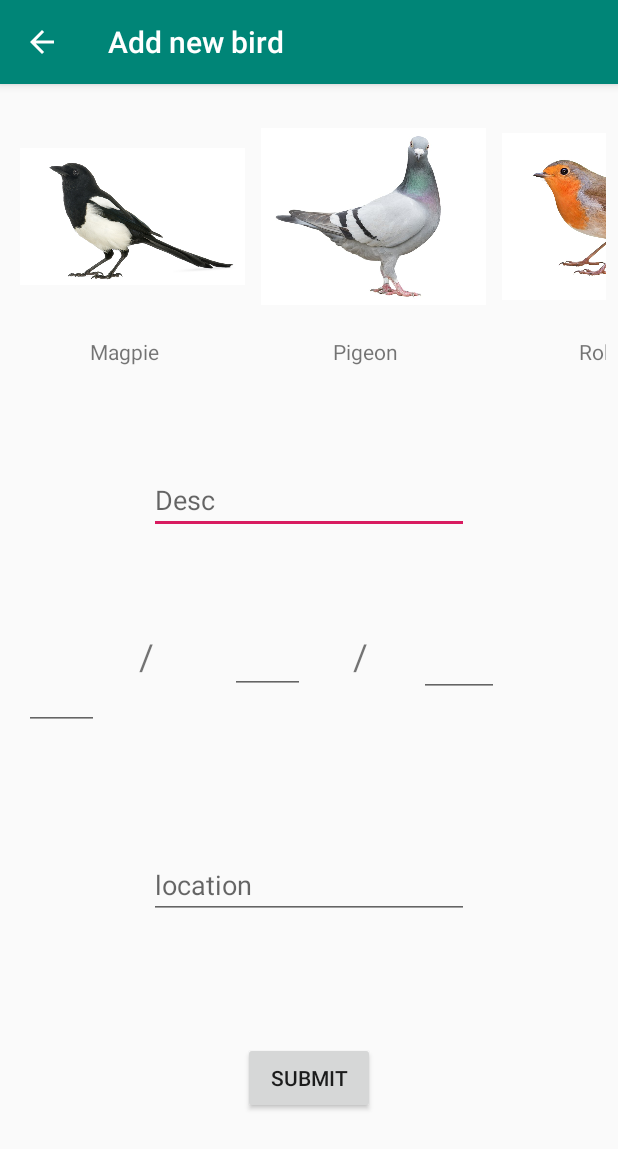
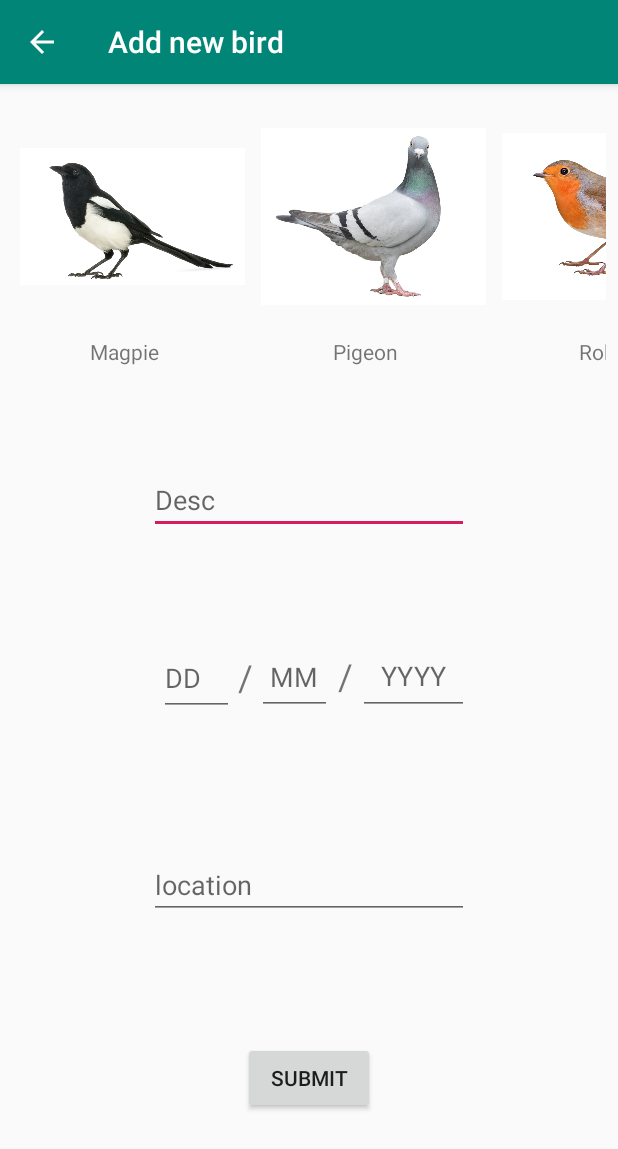
Before and after one commit to JoshW1989/Bird-Spotter-App, an Android app: the AddActivity screen opened directly, with no data from a screen before it, on a phone screen of 412 x 824 dp. Shown: the top 1149 px of the screen. Run offline under Robolectric (Android 15) with nearby library versions, the phone set to English and light mode, and no system bars; our stand-ins replace Room's generated code.

Commit message:
Signed-off-by: Josh Warner <b00359796@studentmail.uws.ac.uk>

```diff
--- a/app/src/main/java/com/example/birdspotter/AddActivity.java
+++ b/app/src/main/java/com/example/birdspotter/AddActivity.java
@@ -38,6 +38,7 @@ public class AddActivity extends AppCompatActivity {
     private EditText editTextDateY;
     public TextView selectedText;
     public  String   submitName;
+    public boolean canSubmit = false;
 
 
 
@@ -146,6 +147,8 @@ public class AddActivity extends AppCompatActivity {
                 editTextDateM.getText().toString().contentEquals("") ||
                 editTextDateY.getText().toString().contentEquals("")) {
             Toast.makeText(this, "Date cannot be blank!", Toast.LENGTH_LONG).show();
+        } else if (canSubmit == false) {
+            Toast.makeText(this, "You must select a bird!", Toast.LENGTH_LONG).show();
         } else {
 
             //used for date check
@@ -206,5 +209,9 @@ public class AddActivity extends AppCompatActivity {
 
         // Pass to the database or submission
         submitName = selectedText.getText().toString();
+
+        // flags if user has selected a bird
+        canSubmit = true;
+
     }
 }
--- a/app/src/main/res/layout/activity_add.xml
+++ b/app/src/main/res/layout/activity_add.xml
@@ -32,70 +32,79 @@
         app:layout_constraintTop_toBottomOf="@+id/edit_text_desc" />
 
     <EditText
-        android:id="@+id/edit_text_DateD"
-        android:layout_width="50dp"
-        android:layout_height="50dp"
-        android:layout_marginStart="16dp"
-        android:layout_marginBottom="152dp"
+        android:id="@+id/edit_text_DateY"
+        android:layout_width="74dp"
+        android:layout_height="52dp"
         android:ems="10"
         android:inputType="numberDecimal"
+        android:hint="YYYY"
+        android:maxLength="4"
+        android:textAlignment="center"
         app:layout_constraintBottom_toBottomOf="parent"
+        app:layout_constraintEnd_toEndOf="parent"
+        app:layout_constraintHorizontal_bias="0.706"
         app:layout_constraintStart_toStartOf="parent"
         app:layout_constraintTop_toTopOf="parent"
-        app:layout_constraintVertical_bias="0.672" />
+        app:layout_constraintVertical_bias="0.515" />
+
+    <TextView
+        android:id="@+id/textView3"
+        android:layout_width="15dp"
+        android:layout_height="31dp"
+        android:text="/"
+        android:textAlignment="center"
+        android:textSize="24sp"
+        app:layout_constraintBottom_toBottomOf="parent"
+        app:layout_constraintEnd_toStartOf="@+id/edit_text_DateM"
+        app:layout_constraintTop_toTopOf="parent"
+        app:layout_constraintVertical_bias="0.514" />
 
     <EditText
         android:id="@+id/edit_text_DateM"
         android:layout_width="50dp"
         android:layout_height="50dp"
-        android:layout_marginStart="48dp"
         android:ems="10"
-        android:inputType="numberDecimal"
-        android:textAlignment="center"
-        app:layout_constraintBottom_toBottomOf="parent"
-        app:layout_constraintStart_toEndOf="@+id/textView3"
-        app:layout_constraintTop_toTopOf="parent"
-        app:layout_constraintVertical_bias="0.497" />
-
-    <EditText
-        android:id="@+id/edit_text_DateY"
-        android:layout_width="53dp"
-        android:layout_height="51dp"
-        android:ems="10"
+        android:hint="MM"
+        android:maxLength="2"
         android:inputType="numberDecimal"
         android:textAlignment="center"
         app:layout_constraintBottom_toBottomOf="parent"
         app:layout_constraintEnd_toEndOf="parent"
-        app:layout_constraintHorizontal_bias="0.277"
-        app:layout_constraintStart_toEndOf="@+id/textView4"
+        app:layout_constraintHorizontal_bias="0.473"
+        app:layout_constraintStart_toStartOf="parent"
         app:layout_constraintTop_toTopOf="parent"
-        app:layout_constraintVertical_bias="0.499" />
+        app:layout_constraintVertical_bias="0.516" />
 
-    <TextView
-        android:id="@+id/textView3"
-        android:layout_width="15dp"
-        android:layout_height="31dp"
-        android:layout_marginStart="24dp"
-        android:text="/"
-        android:textAlignment="center"
-        android:textSize="24sp"
+    <EditText
+        android:id="@+id/edit_text_DateD"
+        android:layout_width="50dp"
+        android:layout_height="50dp"
+        android:layout_marginBottom="152dp"
+        android:ems="10"
+        android:hint="DD"
+        android:maxLength="2"
+        android:inputType="numberDecimal"
         app:layout_constraintBottom_toBottomOf="parent"
-        app:layout_constraintStart_toEndOf="@+id/edit_text_DateD"
-        app:layout_constraintTop_toTopOf="parent"
-        app:layout_constraintVertical_bias="0.495" />
+        app:layout_constraintEnd_toStartOf="@+id/textView3"
+        app:layout_constraintHorizontal_bias="1.0"
+        app:layout_constraintStart_toStartOf="parent"
+        app:layout_constraintTop_toBottomOf="@+id/edit_text_desc"
+        app:layout_constraintVertical_bias="0.268" />
 
     <TextView
         android:id="@+id/textView4"
         android:layout_width="17dp"
         android:layout_height="29dp"
-        android:layout_marginStart="28dp"
         android:text="/"
         android:textAlignment="center"
         android:textSize="24sp"
         app:layout_constraintBottom_toBottomOf="parent"
+        app:layout_constraintEnd_toStartOf="@+id/edit_text_DateY"
+        app:layout_constraintHorizontal_bias="0.0"
         app:layout_constraintStart_toEndOf="@+id/edit_text_DateM"
         app:layout_constraintTop_toTopOf="parent"
-        app:layout_constraintVertical_bias="0.494" />
+        app:layout_constraintVertical_bias="0.512" />
+
     <Button
         android:id="@+id/button4"
         android:layout_width="wrap_content"
```
Also changed, not shown: app/src/main/res/layout/activity_main.xml (+35 -35 lines).
